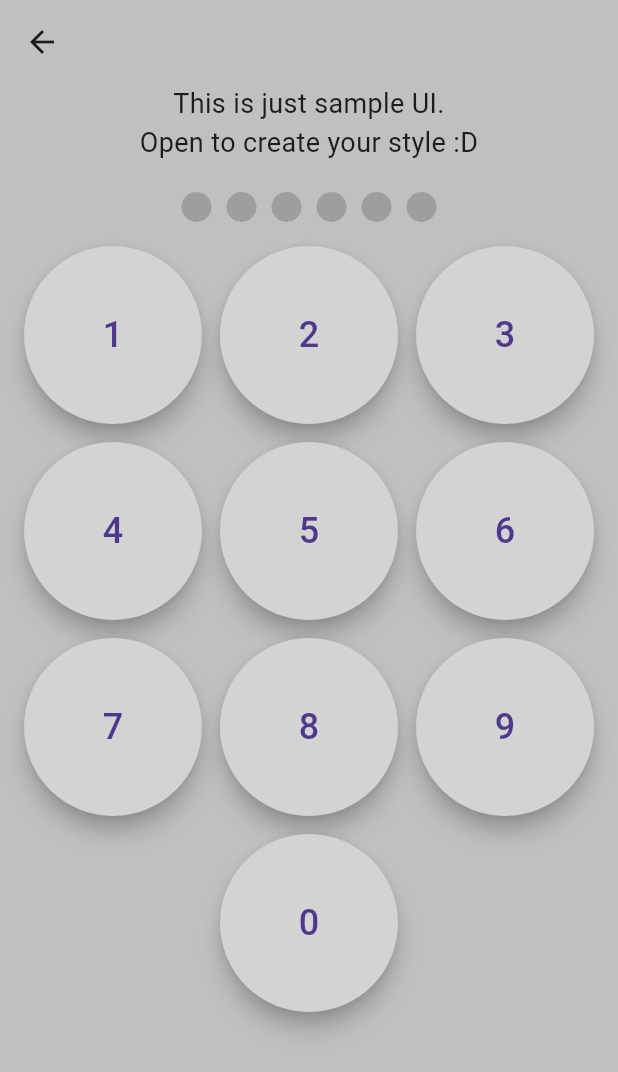
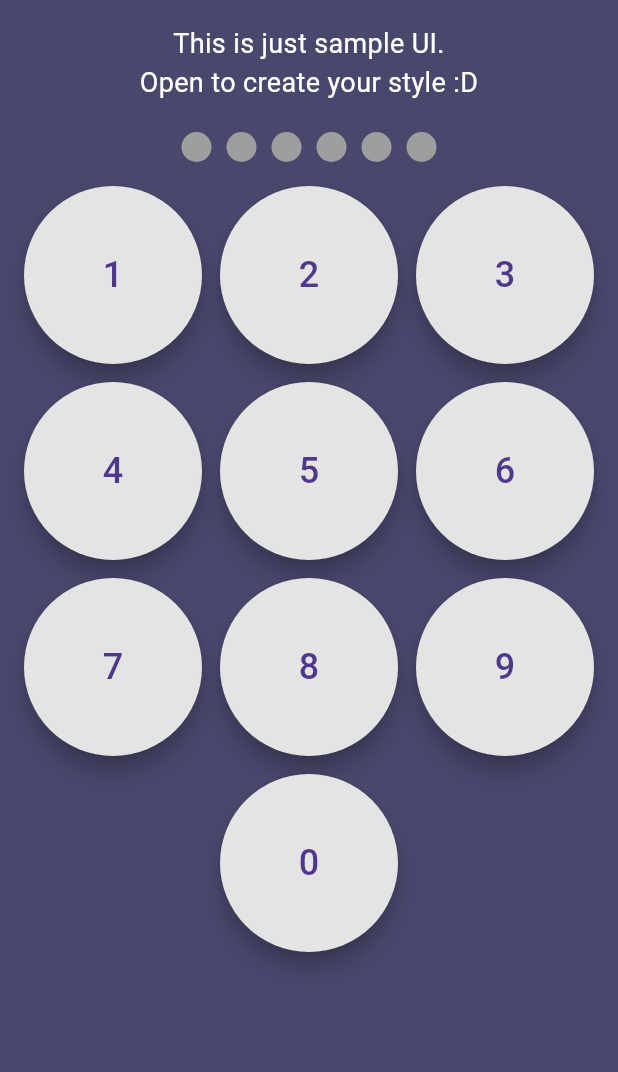
Before and after one commit to drstarnzp/scbassignment, a Flutter app: the PasscodeLockScreen screen opened directly, on a phone screen of 412 x 824 dp. Shown: the top 1072 px of the screen. Run offline on Flutter 3.47's test engine with Material 3 defaults, Android fonts, the phone set to English and light mode, and no system bars; network calls fail.

Commit message:
Update passcode popup ui

```diff
--- a/lib/assets/app_colors.dart
+++ b/lib/assets/app_colors.dart
@@ -1,7 +1,7 @@
 import 'package:flutter/material.dart';
 
 class AppColors {
-  static const Color lightGrey = Color(0xFFD3D3D3);
+  static const Color lightGrey = Color(0xFFE5E4E4);
   static const Color silver = Color(0xFFC0C0C0);
   static const Color darkGrey = Color(0xFFA9A9A9);
   static const Color dimGrey = Color(0xFF696969);
@@ -9,6 +9,6 @@ class AppColors {
   static const Color lightSlateGrey = Color(0xFF778899);
   static const Color lightBlue = Color(0xFFADD8E6);
   static const Color lightPurple = Color(0xFFE6E6FA);
-  static const Color dimLightPurple = Color(0xFFD8BFD8);
-  static const Color dimDarkPurple = Color(0x57800080);
+  static const Color dimLightPurple = Color(0xFF6F5EF1);
+  static const Color dimDarkPurple = Color(0xFF49476C);
 }
--- a/lib/feature/home.dart
+++ b/lib/feature/home.dart
@@ -1,5 +1,6 @@
 import 'package:flutter/material.dart';
 import 'package:http/http.dart' as http;
+import 'package:scbassignment/assets/app_colors.dart';
 import 'dart:convert';
 
 import '../views/passcode/passcode.dart';
@@ -31,7 +32,8 @@ class _HomeScreenState extends State<HomeScreen> {
     fetchItems(status, true);
   }
 
-  Future<void> fetchItems(final String status, final bool shouldShowPasscodePopup) async {
+  Future<void> fetchItems(
+      final String status, final bool shouldShowPasscodePopup) async {
     todoTask.clear();
     doingTask.clear();
     doneTask.clear();
@@ -62,7 +64,7 @@ class _HomeScreenState extends State<HomeScreen> {
         isLoading = false;
       });
 
-      if(shouldShowPasscodePopup) {
+      if (shouldShowPasscodePopup) {
         _showPasscodePopup(context);
       }
     }
@@ -108,6 +110,7 @@ class _HomeScreenState extends State<HomeScreen> {
   void _showPopup(BuildContext context) {
     showDialog(
       context: context,
+      useSafeArea: false,
       builder: (BuildContext context) {
         return AlertDialog(
           title: Text('Error'),
@@ -127,12 +130,11 @@ class _HomeScreenState extends State<HomeScreen> {
 
   void _showPasscodePopup(BuildContext context) {
     showDialog(
-      context: context,
-      builder: (BuildContext context) {
-        return PasscodeLockScreen();
-      },
-      barrierDismissible: false,
-    );
+        context: context,
+        useSafeArea: false,
+        builder: (BuildContext context) {
+          return PasscodeLockScreen();
+        });
   }
 
   void _handleTabTap(int index) {
@@ -172,6 +174,7 @@ class _HomeScreenState extends State<HomeScreen> {
   @override
   Widget build(BuildContext context) {
     return Scaffold(
+      backgroundColor: AppColors.lightGrey,
         body: SafeArea(
       child: Column(
         children: [
--- a/lib/main.dart
+++ b/lib/main.dart
@@ -1,4 +1,5 @@
 import 'package:flutter/material.dart';
+import 'package:flutter/services.dart';
 import 'package:scbassignment/views/passcode/passcode.dart';
 
 import 'feature/home.dart';
--- a/lib/views/passcode/passcode.dart
+++ b/lib/views/passcode/passcode.dart
@@ -50,14 +50,15 @@ class _PasscodeLockScreenState extends State<PasscodeLockScreen> {
   @override
   Widget build(BuildContext context) {
     return Scaffold(
-      backgroundColor: AppColors.silver,
-      appBar: AppBar(backgroundColor: AppColors.silver,),
-      body: Column(
+      backgroundColor: AppColors.dimDarkPurple,
+      body: SafeArea(
+        child: Column(
           children: [
+            const SizedBox(height: 16),
             const Text(
               'This is just sample UI.\nOpen to create your style :D',
               textAlign: TextAlign.center,
-            style: TextStyle(fontSize: 18),
+              style: TextStyle(fontSize: 18, color: Colors.white),
             ),
             SizedBox(height: 20),
             Row(
@@ -83,11 +84,16 @@ class _PasscodeLockScreenState extends State<PasscodeLockScreen> {
                 itemBuilder: (BuildContext context, int index) {
                   final digit = (index + 1).toString();
 
-                return GridItem(pinText: items[index], onDigitPressed: _onDigitPressed, digit: digit,);
+                  return GridItem(
+                    pinText: items[index],
+                    onDigitPressed: _onDigitPressed,
+                    digit: digit,
+                  );
                 },
               ),
             ),
           ],
+        ),
       ),
     );
   }
@@ -110,19 +116,24 @@ class GridItem extends StatelessWidget {
   final String digit;
   final Function(String) onDigitPressed;
 
-  const GridItem({super.key, required this.pinText, required this.onDigitPressed, required this.digit});
+  const GridItem(
+      {super.key,
+      required this.pinText,
+      required this.onDigitPressed,
+      required this.digit});
 
   @override
   Widget build(BuildContext context) {
     if (pinText.isNotEmpty) {
       return Container(
           child: FloatingActionButton(
-        onPressed: () => {
-          onDigitPressed(digit)
-        },
+        onPressed: () => {onDigitPressed(digit)},
         shape: const CircleBorder(),
         backgroundColor: AppColors.lightGrey,
-        child: Text(pinText, style: TextStyle(fontSize: 24),),
+        child: Text(
+          pinText,
+          style: TextStyle(fontSize: 24),
+        ),
       ));
     } else {
       return Container();
--- a/lib/views/tab/tab.dart
+++ b/lib/views/tab/tab.dart
@@ -1,5 +1,6 @@
 import 'package:flutter/material.dart';
 
+import '../../assets/app_colors.dart';
 import '../../feature/model/task.dart';
 
 class MyTabbedPage extends StatefulWidget {
@@ -30,6 +31,7 @@ class _MyTabbedPage extends State<MyTabbedPage> {
   @override
   Widget build(BuildContext context) {
     return Scaffold(
+      backgroundColor: AppColors.lightGrey,
       body: Column(
         children: [
           buildTabBar(),
```
Lines whose indentation alone changed are shown as unchanged.
